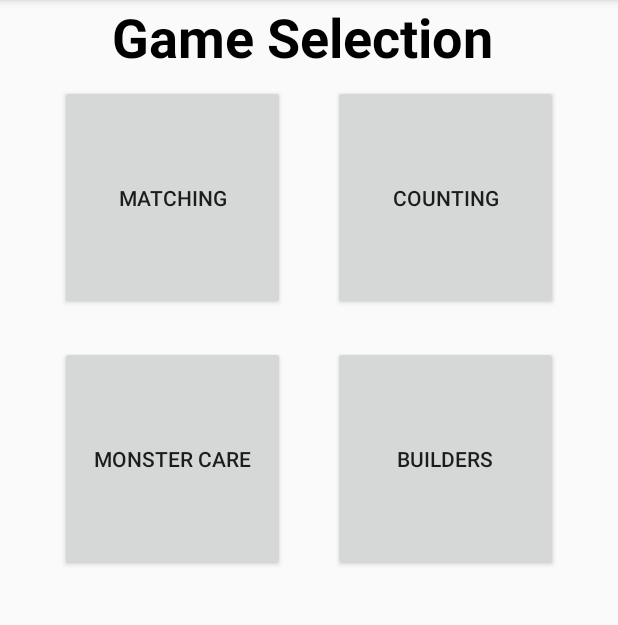
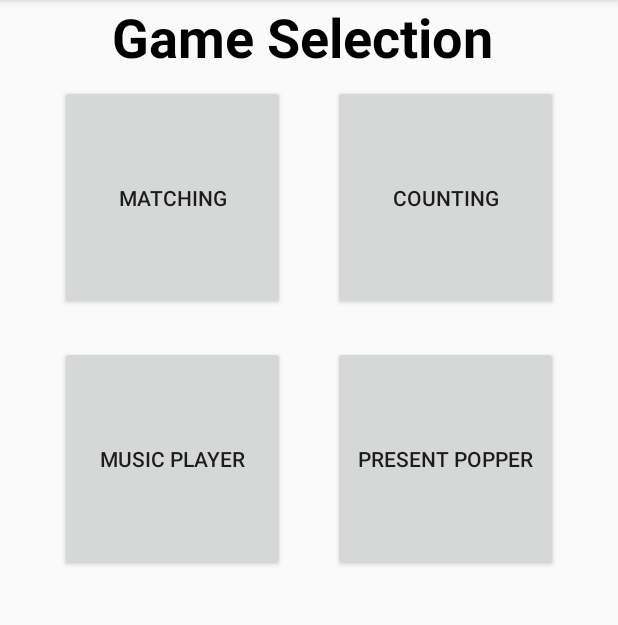
Before and after one commit to ngoretski-oakland/cse5230_finalproject, an Android app: the screen it shows after launch (MainActivity), on a phone screen of 412 x 824 dp, the part 84-709 px from its top. Run offline under Robolectric (Android 15) with nearby library versions, the phone set to English and light mode, and no system bars.

Commit message:
adding music player

```diff
--- a/app/src/main/res/layout/activity_main.xml
+++ b/app/src/main/res/layout/activity_main.xml
@@ -35,7 +35,7 @@
         android:layout_height="150dp"
         android:layout_marginLeft="0dp"
         android:layout_marginTop="24dp"
-        android:text="Monster Care"
+        android:text="Music Player"
         app:layout_constraintLeft_toLeftOf="@+id/buttonMatching"
         app:layout_constraintTop_toBottomOf="@+id/buttonMatching" />
 
@@ -45,7 +45,7 @@
         android:layout_height="150dp"
         android:layout_marginRight="0dp"
         android:layout_marginTop="24dp"
-        android:text="Builders"
+        android:text="Present Popper"
         app:layout_constraintRight_toRightOf="@+id/buttonCounting"
         app:layout_constraintTop_toBottomOf="@+id/buttonCounting" />
 
```
Also changed, not shown: app/src/main/java/edu/csi5230/ngoretski/finalproject/MusicActivity.java (+29 -0 lines), app/src/main/res/layout/activity_music.xml (+11 -0 lines), 1 other file.
